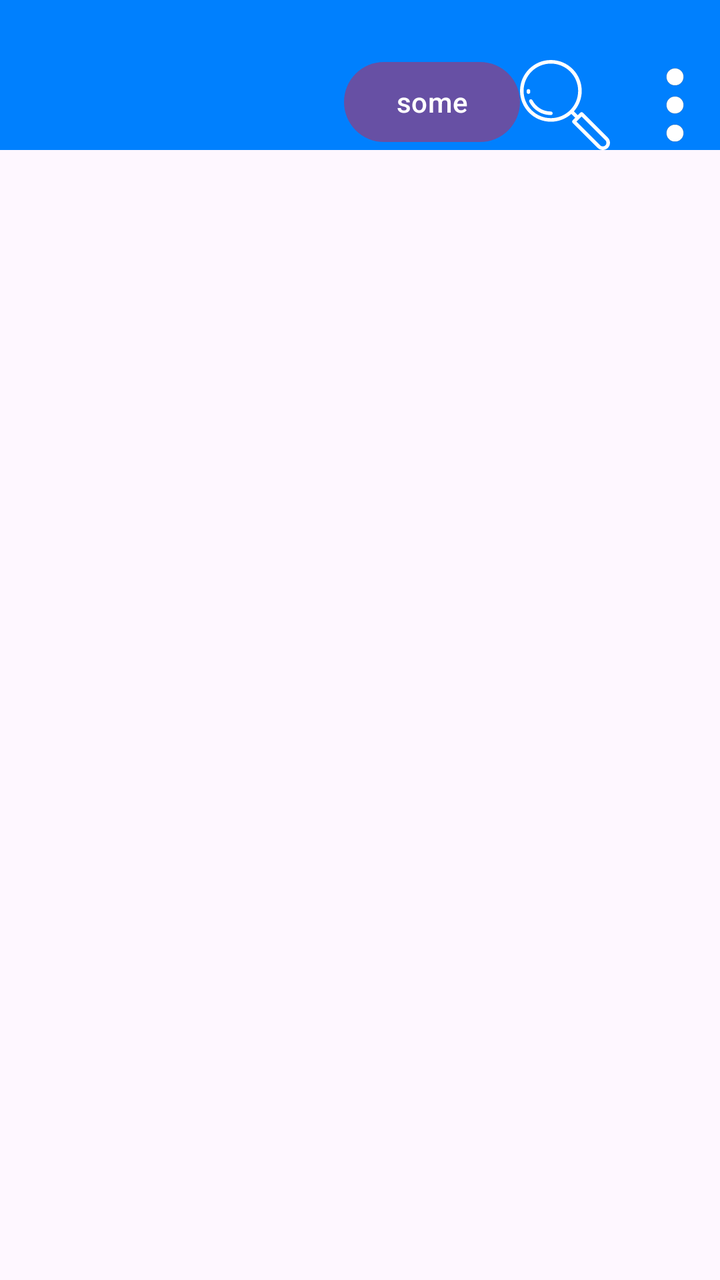
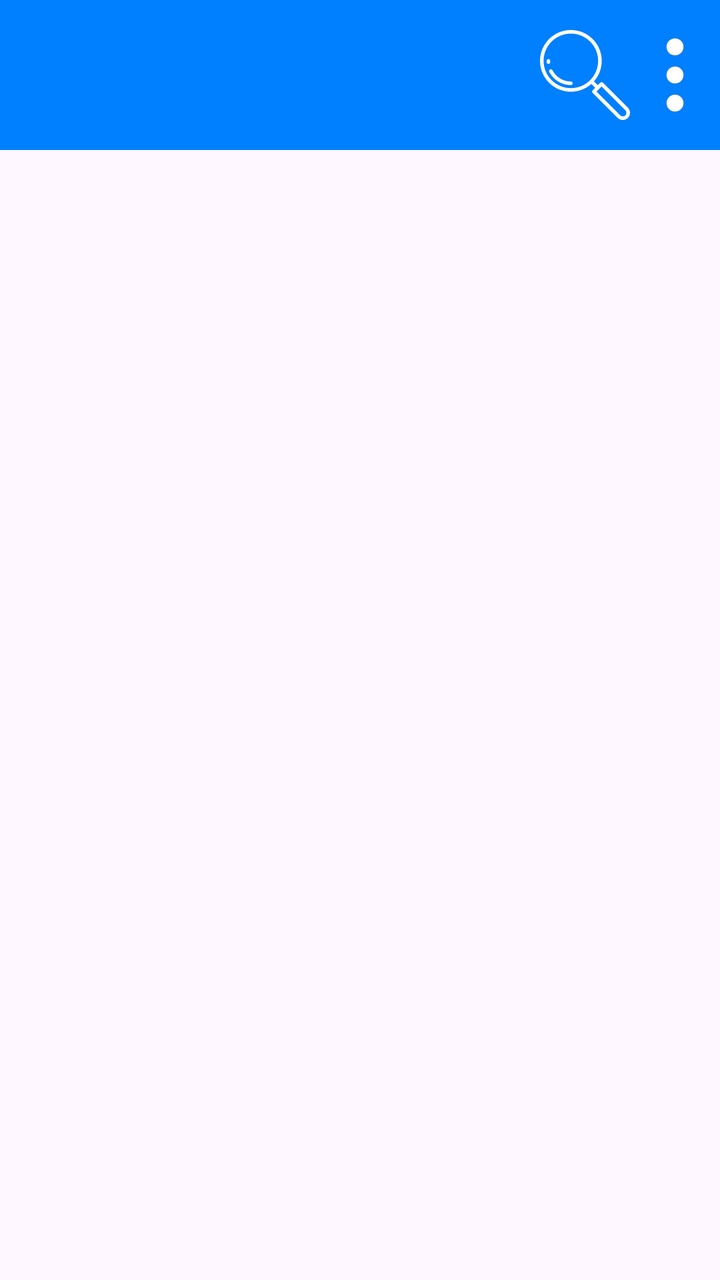

Two renders of the same Android screen: before a commit and after it. Below are the layout's source before the change and the commit's diff.
<!-- AndroidManifest.xml: application theme Theme.wmsRemote -->
<!-- res/layout/activity_main.xml -->
<?xml version="1.0" encoding="utf-8"?>
<androidx.constraintlayout.widget.ConstraintLayout xmlns:android="http://schemas.android.com/apk/res/android"
    xmlns:app="http://schemas.android.com/apk/res-auto"
    xmlns:tools="http://schemas.android.com/tools"
    android:id="@+id/main"
    android:layout_width="match_parent"
    android:layout_height="match_parent"
    tools:context=".MainActivity"
    android:orientation="vertical">

    <include
        android:id="@+id/topPanel"
        layout="@layout/activity_top"
        android:layout_width="match_parent"
        android:layout_height="75dp"
        android:minHeight="50dp"
        app:layout_constraintTop_toTopOf="parent"
        />


    <androidx.fragment.app.FragmentContainerView
        xmlns:android="http://schemas.android.com/apk/res/android"
        android:id="@+id/fragmentContainer"
        android:layout_width="match_parent"
        android:paddingTop="85dp"
        android:layout_height="match_parent"
        app:layout_constraintTop_toBottomOf="@+id/topPanel" />









</androidx.constraintlayout.widget.ConstraintLayout>
<!-- res/layout/activity_top.xml (included above) -->
<?xml version="1.0" encoding="utf-8"?>
<androidx.constraintlayout.widget.ConstraintLayout xmlns:android="http://schemas.android.com/apk/res/android"
    xmlns:app="http://schemas.android.com/apk/res-auto"
    android:layout_width="match_parent"
    android:layout_height="wrap_content"
    android:minHeight="75dp"
    android:background="@color/regularBlue"


    >

    <com.google.android.material.button.MaterialButton
        android:id="@+id/btnBack"
        android:layout_width="100dp"
        android:layout_height="50dp"
        android:text="Back"
        android:textColor="@android:color/white"
        app:backgroundTint="@android:color/holo_red_dark"
        app:layout_constraintStart_toStartOf="parent"
        app:layout_constraintTop_toTopOf="parent"
        app:layout_constraintBottom_toBottomOf="parent"
        android:visibility="gone"
        app:elevation="100dp"
        android:elevation="8dp"/>

    <Button
        android:id="@+id/btnTest"
        android:layout_width="wrap_content"
        android:layout_height="wrap_content"
        android:text="some"
        app:layout_constraintBottom_toBottomOf="parent"
        app:layout_constraintEnd_toStartOf="@+id/searchImage" />
    <ImageButton
        android:id="@+id/threeDotImage"
        android:layout_width="45dp"
        android:layout_height="45dp"
        android:background="@null"
        android:src="@drawable/threedostreal"
        app:layout_constraintBottom_toBottomOf="parent"
        app:layout_constraintEnd_toEndOf="parent" />

    <ImageButton
        android:id="@+id/searchImage"
        android:layout_width="45dp"
        android:layout_height="45dp"
        android:layout_marginRight="10dp"

        android:background="@null"
        android:src="@drawable/loupe_search_svgrepo_com"
        app:layout_constraintBottom_toBottomOf="parent"
        app:layout_constraintEnd_toStartOf="@+id/threeDotImage" />


</androidx.constraintlayout.widget.ConstraintLayout>
<!-- resources referenced by this layout -->
<resources>
  <color name="regularBlue">#0080fe</color>
  <!-- drawable loupe_search_svgrepo_com (drawable) -->
  <vector xmlns:android="http://schemas.android.com/apk/res/android" android:height="45dp" android:viewportHeight="512" android:viewportWidth="512" android:width="45dp">
        
      <path android:fillColor="#FFFFFF" android:pathData="M499.99,441.99L357.59,299.59c-3.98,-3.98 -10.44,-3.98 -14.43,0l-14.58,14.58l-21.92,-21.92c27.65,-31.04 44.49,-71.92 44.49,-116.66c0,-96.81 -78.76,-175.57 -175.57,-175.57S0,78.77 0,175.59s78.76,175.57 175.57,175.57c44.74,0 85.62,-16.83 116.66,-44.49l21.92,21.92l-14.58,14.58c-3.98,3.98 -3.98,10.44 0,14.43l142.4,142.4c0,0 0,0 0,0c8,7.99 18.5,11.99 29,11.99c10.5,0 21.01,-4 29,-11.99c7.75,-7.75 12.01,-18.05 12.01,-29C512,460.04 507.73,449.74 499.99,441.99zM175.57,330.76c-85.57,0 -155.18,-69.61 -155.18,-155.18c0,-85.57 69.61,-155.18 155.18,-155.18S330.75,90.02 330.75,175.59S261.14,330.76 175.57,330.76zM485.56,485.57c-8.04,8.04 -21.11,8.04 -29.16,0h0L321.22,350.39l29.16,-29.16l135.19,135.19c3.89,3.89 6.04,9.07 6.04,14.58C491.6,476.5 489.46,481.68 485.56,485.57z"/>
        
      <path android:fillColor="#FFFFFF" android:pathData="M58.31,182.02c-0.12,-2.13 -0.17,-4.3 -0.17,-6.44c0,-5.63 -4.57,-10.2 -10.2,-10.2c-5.63,0 -10.2,4.57 -10.2,10.2c0,2.51 0.07,5.05 0.2,7.54c0.29,5.44 4.8,9.65 10.18,9.65c0.19,0 0.37,-0 0.56,-0.01C54.3,192.46 58.61,187.65 58.31,182.02z"/>
        
      <path android:fillColor="#FFFFFF" android:pathData="M175.57,293.02c-44.36,0 -84.46,-24.56 -104.65,-64.09c-2.56,-5.02 -8.7,-7.01 -13.72,-4.44c-5.02,2.56 -7.01,8.71 -4.44,13.72c23.7,46.39 70.76,75.21 122.82,75.21c5.63,0 10.2,-4.57 10.2,-10.2S181.21,293.02 175.57,293.02z"/>
      
  </vector>
  <!-- drawable threedostreal: vector/xml drawable (drawable, 12170 chars, omitted) -->
  <style name="Theme.wmsRemote" parent="Base.Theme.wmsRemote" />
  <style name="Base.Theme.wmsRemote" parent="Theme.Material3.DayNight.NoActionBar">
          
          
      </style>
</resources>

<!-- the commit's change to res/layout/activity_main.xml (unified diff, before → after) -->
@@ -7,24 +7,54 @@
     android:layout_height="match_parent"
     tools:context=".MainActivity"
     android:orientation="vertical">
-
-    <include
-        android:id="@+id/topPanel"
-        layout="@layout/activity_top"
+    <androidx.constraintlayout.widget.ConstraintLayout
         android:layout_width="match_parent"
         android:layout_height="75dp"
-        android:minHeight="50dp"
-        app:layout_constraintTop_toTopOf="parent"
-        />
+        android:background="@color/regularBlue"
+        android:orientation="horizontal"
+        app:layout_constraintEnd_toEndOf="parent"
+        app:layout_constraintTop_toTopOf="parent">
 
+        <ImageButton
+            android:id="@+id/imageButton"
+            android:layout_width="wrap_content"
+            android:layout_height="wrap_content"
+            android:background="@null"
+            android:src="@drawable/threedostreal"
+            app:layout_constraintBottom_toBottomOf="parent"
+            app:layout_constraintEnd_toEndOf="parent"
+            app:layout_constraintTop_toTopOf="parent" />
+
+        <ImageButton
+            android:layout_width="wrap_content"
+            android:layout_height="wrap_content"
+            android:background="@null"
+            android:src="@drawable/loupe_search_svgrepo_com"
+            app:layout_constraintBottom_toBottomOf="parent"
+            app:layout_constraintEnd_toStartOf="@+id/imageButton"
+            app:layout_constraintTop_toTopOf="parent" />
+
+        <Button
+            android:id="@+id/btnBack"
+            android:layout_width="wrap_content"
+            android:layout_height="wrap_content"
+            android:text="some"
+            app:layout_constraintBottom_toBottomOf="parent"
+            app:layout_constraintStart_toStartOf="parent"
+            app:layout_constraintTop_toTopOf="parent"
+            android:visibility="gone">
+
+        </Button>
+
+
+    </androidx.constraintlayout.widget.ConstraintLayout>
 
     <androidx.fragment.app.FragmentContainerView
         xmlns:android="http://schemas.android.com/apk/res/android"
         android:id="@+id/fragmentContainer"
         android:layout_width="match_parent"
         android:paddingTop="85dp"
-        android:layout_height="match_parent"
-        app:layout_constraintTop_toBottomOf="@+id/topPanel" />
+        android:layout_height="match_parent"/>
 
 
 
@@ -35,58 +65,3 @@
 
 
 </androidx.constraintlayout.widget.ConstraintLayout>
-<!-- res/layout/activity_top.xml (included above) -->
-<?xml version="1.0" encoding="utf-8"?>
-<androidx.constraintlayout.widget.ConstraintLayout xmlns:android="http://schemas.android.com/apk/res/android"
-    xmlns:app="http://schemas.android.com/apk/res-auto"
-    android:layout_width="match_parent"
-    android:layout_height="wrap_content"
-    android:minHeight="75dp"
-    android:background="@color/regularBlue"
-
-
-    >
-
-    <com.google.android.material.button.MaterialButton
-        android:id="@+id/btnBack"
-        android:layout_width="100dp"
-        android:layout_height="50dp"
-        android:text="Back"
-        android:textColor="@android:color/white"
-        app:backgroundTint="@android:color/holo_red_dark"
-        app:layout_constraintStart_toStartOf="parent"
-        app:layout_constraintTop_toTopOf="parent"
-        app:layout_constraintBottom_toBottomOf="parent"
-        android:visibility="gone"
-        app:elevation="100dp"
-        android:elevation="8dp"/>
-
-    <Button
-        android:id="@+id/btnTest"
-        android:layout_width="wrap_content"
-        android:layout_height="wrap_content"
-        android:text="some"
-        app:layout_constraintBottom_toBottomOf="parent"
-        app:layout_constraintEnd_toStartOf="@+id/searchImage" />
-    <ImageButton
-        android:id="@+id/threeDotImage"
-        android:layout_width="45dp"
-        android:layout_height="45dp"
-        android:background="@null"
-        android:src="@drawable/threedostreal"
-        app:layout_constraintBottom_toBottomOf="parent"
-        app:layout_constraintEnd_toEndOf="parent" />
-
-    <ImageButton
-        android:id="@+id/searchImage"
-        android:layout_width="45dp"
-        android:layout_height="45dp"
-        android:layout_marginRight="10dp"
-
-        android:background="@null"
-        android:src="@drawable/loupe_search_svgrepo_com"
-        app:layout_constraintBottom_toBottomOf="parent"
-        app:layout_constraintEnd_toStartOf="@+id/threeDotImage" />
-
-
-</androidx.constraintlayout.widget.ConstraintLayout>
